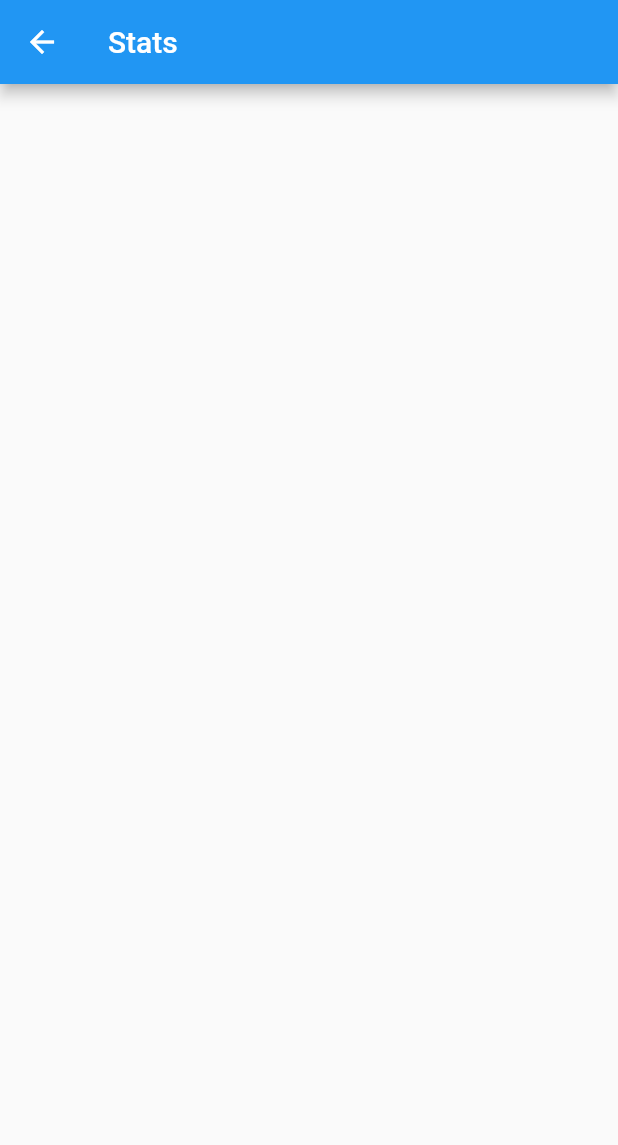
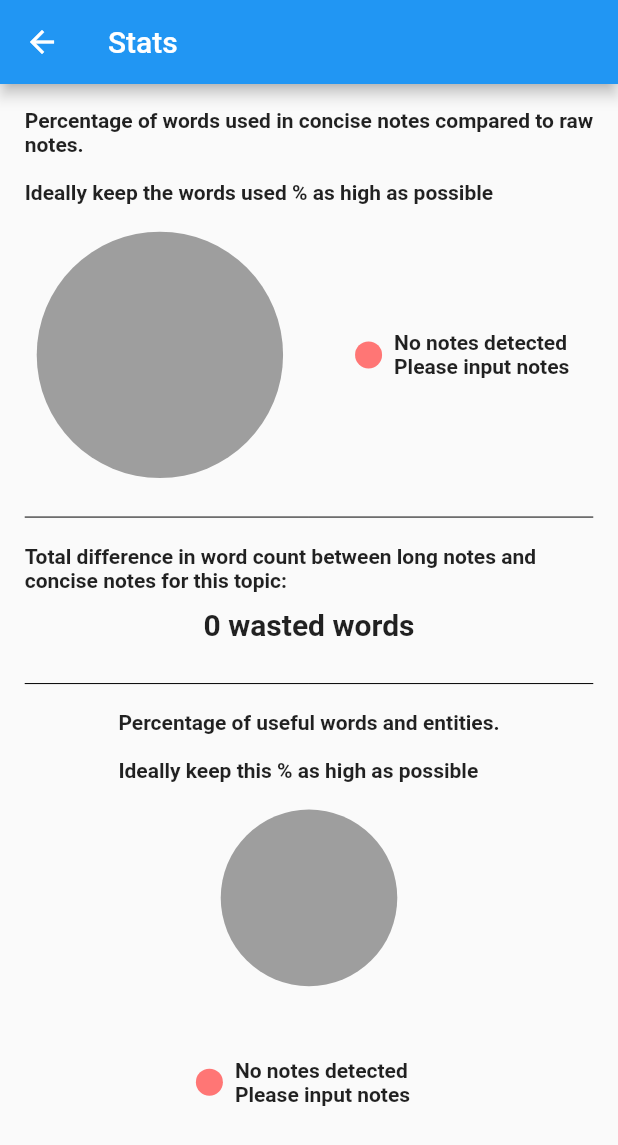
Before and after one commit to YashVG/revember, a Flutter app: the ViewStatsPhone screen opened directly, on a phone screen of 412 x 824 dp. Shown: the top 1145 px of the screen. Run offline on Flutter 3.47's test engine with Material 2 defaults, Android fonts, the phone set to English and light mode, and no system bars; drawn by our look-alikes of pie_chart; our stand-ins replace cloud_firestore, firebase_auth, firebase_core, shared_preferences, table_calendar; accounts and stored records are empty.

Commit message:
fixed more

```diff
--- a/revember_app/lib/main.dart
+++ b/revember_app/lib/main.dart
@@ -26,13 +26,14 @@ import 'package:revember_app/screens/quiz_screens/hard_quiz_screen.dart';
 import 'package:revember_app/test/test_screen.dart';
 import 'package:revember_app/screens/revision_screens/statistics_screen.dart';
 import 'package:revember_app/preferences/themes.dart';
-import 'package:revember_app/screens/revision_screens/notes_screen_phone.dart';
+import 'package:revember_app/screens/revision_screens/phone_screens/notes_screen_phone.dart';
 import 'package:revember_app/screens/calendar_screens/calendar_phone.dart';
 import 'package:shared_preferences/shared_preferences.dart';
 import 'package:revember_app/constants/user_constants.dart';
 import 'package:revember_app/constants/calendar_display_constants.dart';
 import 'package:revember_app/components/calendar/event.dart';
 import 'package:revember_app/screens/settings_screens/change_password.dart';
+import 'package:revember_app/screens/revision_screens/phone_screens/view_stats.dart';
 import 'dart:convert';
 
 import 'dart:io' show Platform;
@@ -85,6 +86,7 @@ class _RevemberState extends State<Revember> {
         NotesScreenDesktop.id: (context) => NotesScreenDesktop(),
         NotesScreenPhone.id: (context) => NotesScreenPhone(),
         PhoneViewNotes.id: (context) => PhoneViewNotes(),
+        ViewStatsPhone.id: (context) => ViewStatsPhone(),
         StatsScreen.id: (context) => StatsScreen(),
         NotesGuidesScreen.id: (context) => NotesGuidesScreen(),
         WriteNotesScreen.id: (context) => WriteNotesScreen(),
--- a/revember_app/lib/screens/main_screens/settings.dart
+++ b/revember_app/lib/screens/main_screens/settings.dart
@@ -1,9 +1,12 @@
-// ignore_for_file: prefer_const_constructors, no_logic_in_create_state
+// ignore_for_file: prefer_const_constructors, no_logic_in_create_state, use_build_context_synchronously
 
 import 'package:flutter/material.dart';
-import 'package:revember_app/components/back_button.dart';
+import 'package:revember_app/constants/user_constants.dart';
+
 import 'package:revember_app/preferences/themes.dart';
+import 'package:revember_app/screens/initial_screens/welcome_screen.dart';
 import 'package:revember_app/screens/settings_screens/change_password.dart';
+import 'package:shared_preferences/shared_preferences.dart';
 
 class SettingsScreen extends StatefulWidget {
   static const String id = 'settings_page';
@@ -33,6 +36,7 @@ class _SettingsScreenState extends State<SettingsScreen> {
             ElevatedButton(
               onPressed: () {
                 isDark = isDark == true ? false : true;
+                setState(() {});
               },
               child: Text('Change light/dark mode'),
             ),
@@ -44,15 +48,6 @@ class _SettingsScreenState extends State<SettingsScreen> {
                 Navigator.pushNamed(context, ChangePassword.id);
               },
               child: Text('Change password for account'),
-            ),
-            SizedBox(
-              height: 15,
-            ),
-            ElevatedButton(
-              onPressed: () {
-                //TODO: Implement options to delete account, or erase content
-              },
-              child: Text('Advanced account options'),
             ),
             SizedBox(
               height: 35,
@@ -73,7 +68,15 @@ class _SettingsScreenState extends State<SettingsScreen> {
             ),
             ElevatedButton(
               style: ElevatedButton.styleFrom(backgroundColor: Colors.white70),
-              onPressed: () {},
+              onPressed: () async {
+                final SharedPreferences sharedPreferences =
+                    await SharedPreferences.getInstance();
+                sharedPreferences.remove('username');
+                sharedPreferences.remove('password');
+                sharedPreferences.setBool('isLoggedIn', false);
+                user = '';
+                Navigator.pushNamed(context, WelcomeScreen.id);
+              },
               child: Text(
                 'Erase all data',
                 style: TextStyle(color: Colors.red),
--- a/revember_app/lib/screens/revision_screens/notes_screen_phone.dart
+++ b/revember_app/lib/screens/revision_screens/phone_screens/notes_screen_phone.dart
@@ -6,6 +6,7 @@ import 'package:revember_app/screens/quiz_screens/easy_quiz_screen.dart';
 import 'package:revember_app/screens/quiz_screens/hard_quiz_screen.dart';
 import 'package:revember_app/screens/quiz_screens/medium_quiz_screen.dart';
 import 'package:revember_app/screens/revision_screens/phone_screens/view_notes.dart';
+import 'package:revember_app/screens/revision_screens/phone_screens/view_stats.dart';
 import 'package:revember_app/services/question_services/get_easy_questions.dart';
 import 'package:revember_app/services/question_services/get_hard_questions.dart';
 import 'package:revember_app/services/question_services/get_medium_questions.dart';
@@ -167,7 +168,9 @@ class NotesScreenPhone extends StatelessWidget {
             ),
             Expanded(
               child: ElevatedButton(
-                onPressed: () {},
+                onPressed: () {
+                  Navigator.pushNamed(context, ViewStatsPhone.id);
+                },
                 style: ElevatedButton.styleFrom(
                   shape: RoundedRectangleBorder(
                     borderRadius: BorderRadius.circular(15), // <-- Radius
--- a/revember_app/lib/screens/revision_screens/phone_screens/view_stats.dart
+++ b/revember_app/lib/screens/revision_screens/phone_screens/view_stats.dart
@@ -1,17 +1,160 @@
 import 'package:flutter/material.dart';
+import 'package:pie_chart/pie_chart.dart';
+import 'package:revember_app/constants/revision_constants.dart';
+import 'package:revember_app/services/stats_services/advanced_stats.dart';
+import 'package:revember_app/services/stats_services/get_dart_stats.dart';
 
 class ViewStatsPhone extends StatefulWidget {
   const ViewStatsPhone({super.key});
+  static const String id = 'stats_screen_phone';
 
   @override
   State<ViewStatsPhone> createState() => _ViewStatsPhoneState();
 }
 
 class _ViewStatsPhoneState extends State<ViewStatsPhone> {
+  late int numberComparison;
+  late dynamic percentages;
+  late dynamic advancedPercentages;
+  double percents = 0;
+  double advancedPercents = 0;
+  late Map<String, double> percentagesDataMap;
+  late Map<String, double> advancedPercentagesDataMap;
+
+  getValues() async {
+    //set default values for async vars
+    percentagesDataMap = {
+      "No notes detected\nPlease input notes": 0,
+    };
+    advancedPercentagesDataMap = {
+      "No notes detected\nPlease input notes": 0,
+    };
+    numberComparison = 0;
+
+    //percentages process
+    percentages = await getDartPercentage(currentTopicHash);
+    //gets average percentage
+    var length = percentages.length;
+    for (var number in percentages) {
+      percents += number;
+    }
+    percents = (percents / length).roundToDouble();
+    if (percents == 0.0 || percents.isNaN) {
+    } else {
+      percentagesDataMap = {
+        "Words used": percents,
+        "Words not used": 100 - percents
+      };
+      setState(() {});
+    }
+
+    //number comparison process
+    numberComparison = await getDartComparison(currentTopicHash);
+    setState(() {});
+    print(numberComparison);
+
+    advancedPercentages = await getAdvancedStats(currentTopicHash);
+    var length2 = advancedPercentages.length;
+    for (var number in advancedPercentages) {
+      advancedPercents += number;
+    }
+    advancedPercents = (advancedPercents / length).roundToDouble();
+    if (advancedPercents == 0.0 || advancedPercents.isNaN) {
+    } else {
+      advancedPercentagesDataMap = {
+        "Percentage of useful words in concise notes": advancedPercents,
+        "Percentage of wasteful words": 100 - advancedPercents
+      };
+      setState(() {});
+    }
+  }
+
+  @override
+  void initState() {
+    super.initState();
+    getValues();
+  }
+
   @override
   Widget build(BuildContext context) {
+    Size size = MediaQuery.of(context).size;
     return Scaffold(
-      appBar: AppBar(title: Text('Stats')),
+      appBar: AppBar(
+        title: Text('Stats'),
+      ),
+      body: Padding(
+        padding: EdgeInsets.all(size.height * 0.02),
+        child: SingleChildScrollView(
+          child: Column(children: [
+            Column(
+              children: [
+                const Text(
+                  'Percentage of words used in concise notes compared to raw notes.\n\nIdeally keep the words used % as high as possible',
+                  style: TextStyle(fontSize: 14, fontWeight: FontWeight.bold),
+                ),
+                const SizedBox(
+                  height: 10,
+                ),
+                PieChart(
+                  dataMap: percentagesDataMap,
+                  chartRadius: MediaQuery.of(context).size.width / 0.7,
+                  chartValuesOptions: const ChartValuesOptions(
+                    showChartValuesInPercentage: true,
+                  ),
+                ),
+                const SizedBox(
+                  height: 10,
+                ),
+                const Divider(
+                  color: Colors.black,
+                ),
+                const SizedBox(
+                  height: 10,
+                ),
+                const Text(
+                  'Total difference in word count between long notes and concise notes for this topic:',
+                  style: TextStyle(fontSize: 14, fontWeight: FontWeight.bold),
+                ),
+                const SizedBox(
+                  height: 10,
+                ),
+                Text(
+                  '$numberComparison wasted words',
+                  style: TextStyle(fontSize: 20, fontWeight: FontWeight.bold),
+                ),
+                const SizedBox(
+                  height: 10,
+                ),
+                const SizedBox(
+                  height: 10,
+                ),
+                const Divider(
+                  color: Colors.black,
+                ),
+                const SizedBox(
+                  height: 10,
+                ),
+                const Text(
+                  'Percentage of useful words and entities.\n\nIdeally keep this % as high as possible',
+                  style: TextStyle(fontSize: 14, fontWeight: FontWeight.bold),
+                ),
+                const SizedBox(
+                  height: 10,
+                ),
+                PieChart(
+                  dataMap: advancedPercentagesDataMap,
+                  chartRadius: MediaQuery.of(context).size.width / 3.5,
+                  chartValuesOptions: const ChartValuesOptions(
+                    showChartValuesInPercentage: true,
+                  ),
+                  legendOptions:
+                      LegendOptions(legendPosition: LegendPosition.bottom),
+                ),
+              ],
+            ),
+          ]),
+        ),
+      ),
     );
   }
 }
--- a/revember_app/lib/screens/revision_screens/topic_screen.dart
+++ b/revember_app/lib/screens/revision_screens/topic_screen.dart
@@ -8,7 +8,7 @@ import 'package:revember_app/services/revision_services/get_topics.dart';
 import '../../services/revision_services/add_topic.dart';
 import 'package:revember_app/constants/revision_constants.dart';
 import 'notes_screen_desktop.dart';
-import 'notes_screen_phone.dart';
+import 'phone_screens/notes_screen_phone.dart';
 
 class TopicScreen extends StatefulWidget {
   static const String id = 'topic_screen';
```
Also changed, not shown: revember_app/lib/services/delete_services/nuke_user.dart (added).
